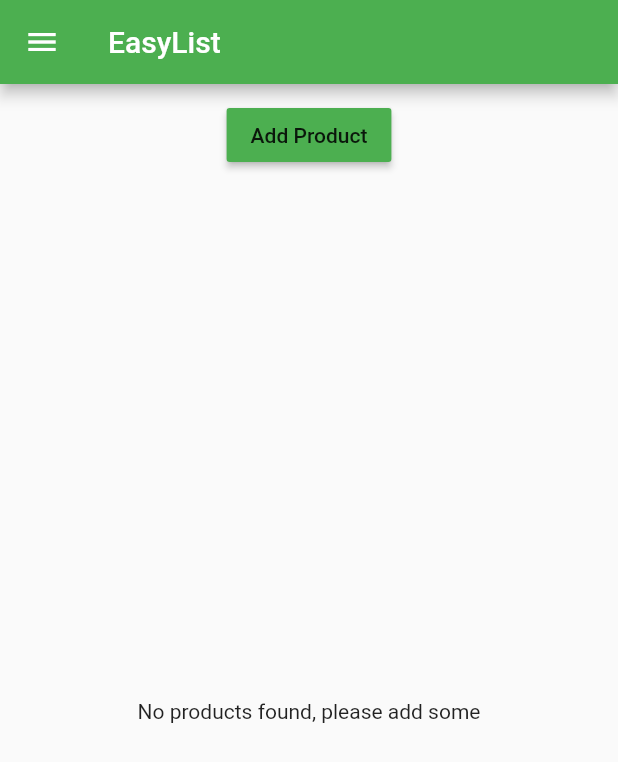
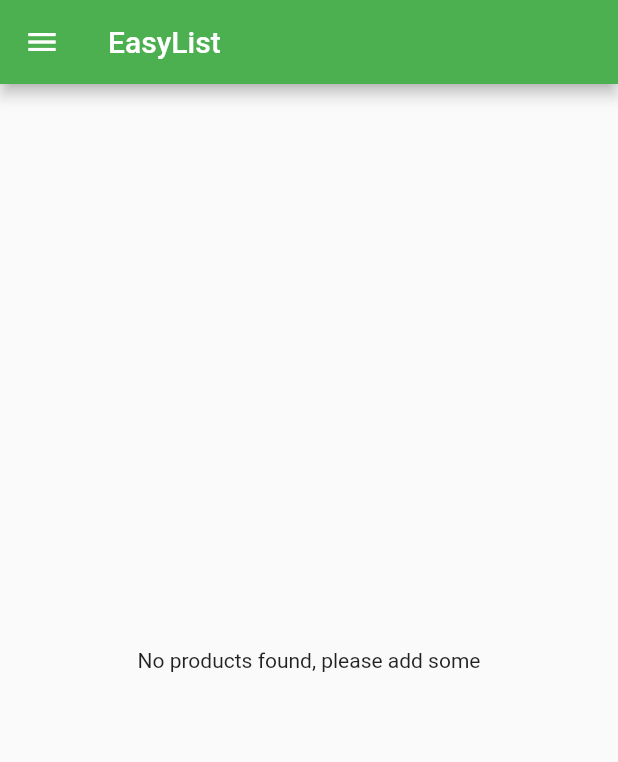
Before and after one commit to aosepulveda/flutter_course, a Flutter app: the screen it shows after launch, on a phone screen of 412 x 824 dp. Shown: the top 762 px of the screen. Run offline on Flutter 3.47's test engine with Material 2 defaults, Android fonts, the phone set to English and light mode, and no system bars.

Commit message:
change product type

```diff
--- a/lib/main.dart
+++ b/lib/main.dart
@@ -15,9 +15,9 @@ class MyApp extends StatefulWidget {
 }
 
 class _MyAppState extends State<MyApp> {
-  List<Map<String, String>> _products = [];
+  List<Map<String, dynamic>> _products = [];
 
-  void _addProduct(Map<String, String> product) {
+  void _addProduct(Map<String, dynamic> product) {
     setState(() {
       _products.add(product);
     });
@@ -39,8 +39,8 @@ class _MyAppState extends State<MyApp> {
       //home: AuthPage(),
       routes: {
         '/': (BuildContext context) =>
-            ProductsPage(_products, _addProduct, _deleteProduct),
-        '/admin': (BuildContext context) => ProductsAdminPage()
+            ProductsPage(_products),
+        '/admin': (BuildContext context) => ProductsAdminPage(_addProduct, _deleteProduct)
       },
       onGenerateRoute: (RouteSettings settings) {
         final List<String> pathElements = settings.name.split('/');
@@ -59,7 +59,7 @@ class _MyAppState extends State<MyApp> {
       onUnknownRoute: (RouteSettings settings) {
         return MaterialPageRoute(
             builder: (BuildContext context) =>
-                ProductsPage(_products, _addProduct, _deleteProduct));
+                ProductsPage(_products));
       },
     );
   }
--- a/lib/pages/products.dart
+++ b/lib/pages/products.dart
@@ -3,11 +3,9 @@ import 'package:flutter/material.dart';
 import '../product_manager.dart';
 
 class ProductsPage extends StatelessWidget {
-  final List<Map<String, String>> products;
-  final Function addProduct;
-  final Function deleteProduct;
+  final List<Map<String, dynamic>> products;
 
-  ProductsPage(this.products, this.addProduct, this.deleteProduct);
+  ProductsPage(this.products);
 
   @override
   Widget build(BuildContext context) {
@@ -31,7 +29,7 @@ class ProductsPage extends StatelessWidget {
       appBar: AppBar(
         title: Text('EasyList'),
       ),
-      body: ProductManager(products, addProduct, deleteProduct),
+      body: ProductManager(products),
     );
   }
 }
--- a/lib/product_control.dart
+++ /dev/null
@@ -1,18 +0,0 @@
-import 'package:flutter/material.dart';
-
-class ProductControl extends StatelessWidget {
-  final Function addProduct;
-
-  ProductControl(this.addProduct);
-
-  @override
-  Widget build(BuildContext context) {
-    return RaisedButton(
-      color: Theme.of(context).primaryColor,
-      onPressed: () {
-        addProduct({'title': 'Chocolate', 'image': 'assets/food.jpg'});
-      },
-      child: Text('Add Product'),
-    );
-  }
-}
--- a/lib/product_manager.dart
+++ b/lib/product_manager.dart
@@ -1,25 +1,18 @@
 import 'package:flutter/material.dart';
 
 import './products.dart';
-import './product_control.dart';
 
 class ProductManager extends StatelessWidget {
-  final List<Map<String, String>> products;
-  final Function addProduct;
-  final Function deleteProduct;
+  final List<Map<String, dynamic>> products;
 
-  ProductManager(this.products, this.addProduct, this.deleteProduct);
+  ProductManager(this.products);
 
   @override
   Widget build(BuildContext context) {
     print('[Products Manager] build()');
     return Column(
       children: [
-        Container(
-          margin: EdgeInsets.all(10.0),
-          child: ProductControl(addProduct),
-        ),
-        Expanded(child: Products(products, deleteProduct: deleteProduct))
+        Expanded(child: Products(products))
       ],
     );
   }
--- a/lib/products.dart
+++ b/lib/products.dart
@@ -4,11 +4,10 @@ import './pages/product.dart';
 
 class Products extends StatelessWidget {
   // never change just initialized
-  final List<Map<String, String>> products;
-  final Function deleteProduct;
+  final List<Map<String, dynamic>> products;
 
   // Constructor
-  Products(this.products, {this.deleteProduct}) {
+  Products(this.products) {
     print('[Products Widget] Constructor');
   }
 
@@ -23,11 +22,8 @@ class Products extends StatelessWidget {
             children: <Widget>[
               FlatButton(
                 child: Text('Details'),
-                onPressed: () => Navigator.pushNamed<bool>(context, '/product/' + index.toString()).then((bool value) {
-                      if (value) {
-                        deleteProduct(index);
-                      }
-                    }),
+                onPressed: () => Navigator.pushNamed<bool>(
+                    context, '/product/' + index.toString()),
               )
             ],
           )
```
Also changed, not shown: lib/pages/product_create.dart (+21 -5 lines), lib/pages/products_admin.dart (+6 -1 lines).
